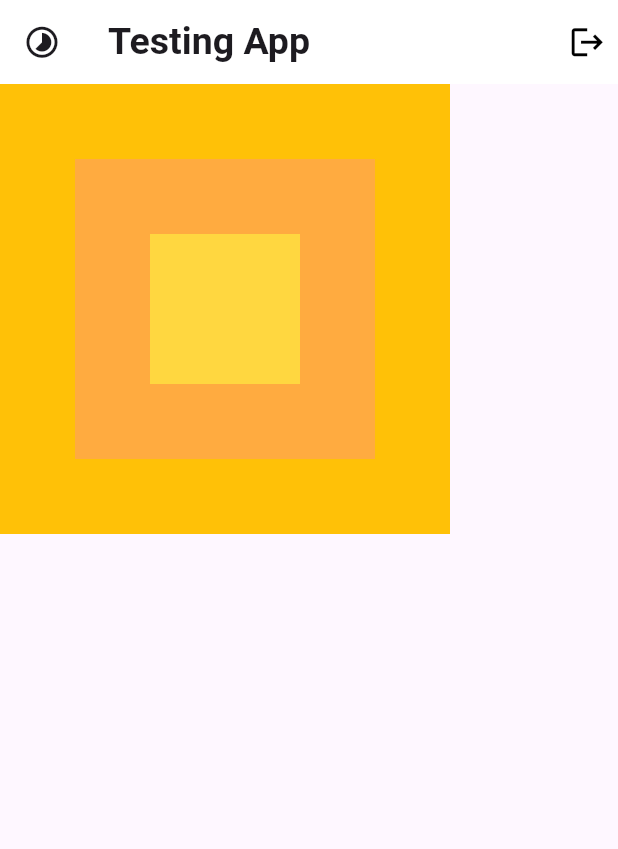
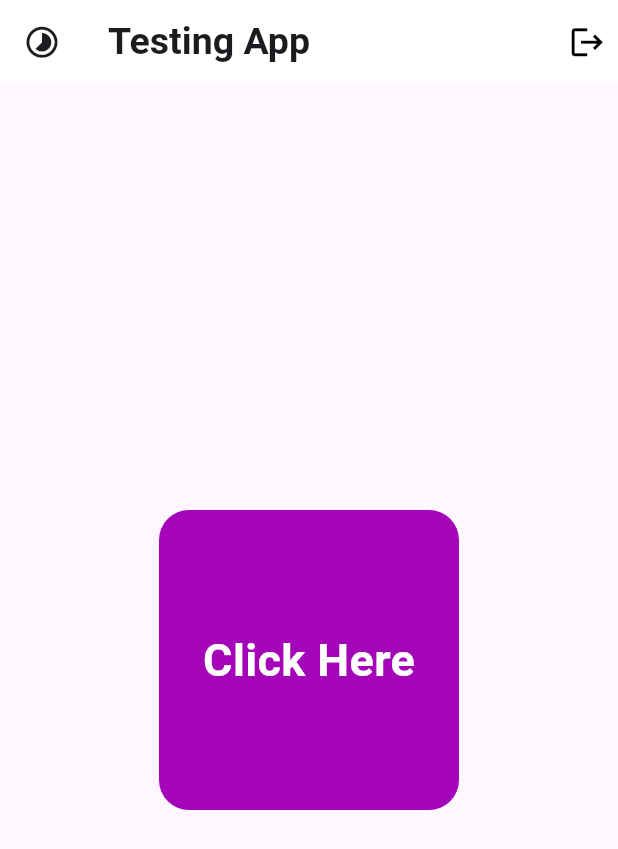
Before and after one commit to shreyas5522/flutter_app, a Flutter app: the screen it shows after launch, on a phone screen of 412 x 824 dp. Shown: the top 849 px of the screen. Run offline on Flutter 3.47's test engine with Material 3 defaults, Android fonts, the phone set to English and light mode, and no system bars.

Commit message:
Click Here: Fucntion Print in Debug Pannel

```diff
--- a/lib/main.dart
+++ b/lib/main.dart
@@ -9,38 +9,36 @@ List<String> listt = ['All', 'Active', 'Completed', 'Cancelled'];
 
 class MyApp extends StatelessWidget {
   const MyApp({Key? key});
+  void userClicked() {
+    print("User Clicked");
+  }
 
   @override
   Widget build(BuildContext context) {
     return MaterialApp(
-      debugShowCheckedModeBanner: false,
-      home: Scaffold(
-          appBar: buildMyAppBar(),
-          body: Stack(
-            alignment: Alignment.center,
-            children: [
-              //big box
-              Container(
-                height: 300,
-                width: 300,
-                color: Colors.amber,
-              ),
-
-              // medium
-              Container(
+        debugShowCheckedModeBanner: false,
+        home: Scaffold(
+            appBar: buildMyAppBar(),
+            body: Center(
+                child: GestureDetector(
+              onTap: userClicked,
+              child: Container(
                 height: 200,
                 width: 200,
-                color: Colors.orangeAccent[200],
+                decoration: BoxDecoration(
+                  borderRadius: BorderRadius.circular(20),
+                  color: const Color(0xFFA405B9),
+                ),
+                child: const Center(
+                  child: Text(
+                    "Click Here",
+                    style: TextStyle(
+                        fontWeight: FontWeight.bold,
+                        fontSize: 30,
+                        color: Colors.white),
+                  ),
+                ),
               ),
-              // small
-
-              Container(
-                height: 100,
-                width: 100,
-                color: Colors.amberAccent,
-              ),
-            ],
-          )),
-    );
+            ))));
   }
 }
```
Also changed, not shown: lib/pages/first_page.dart (added), lib/pages/second_page.dart (added).
